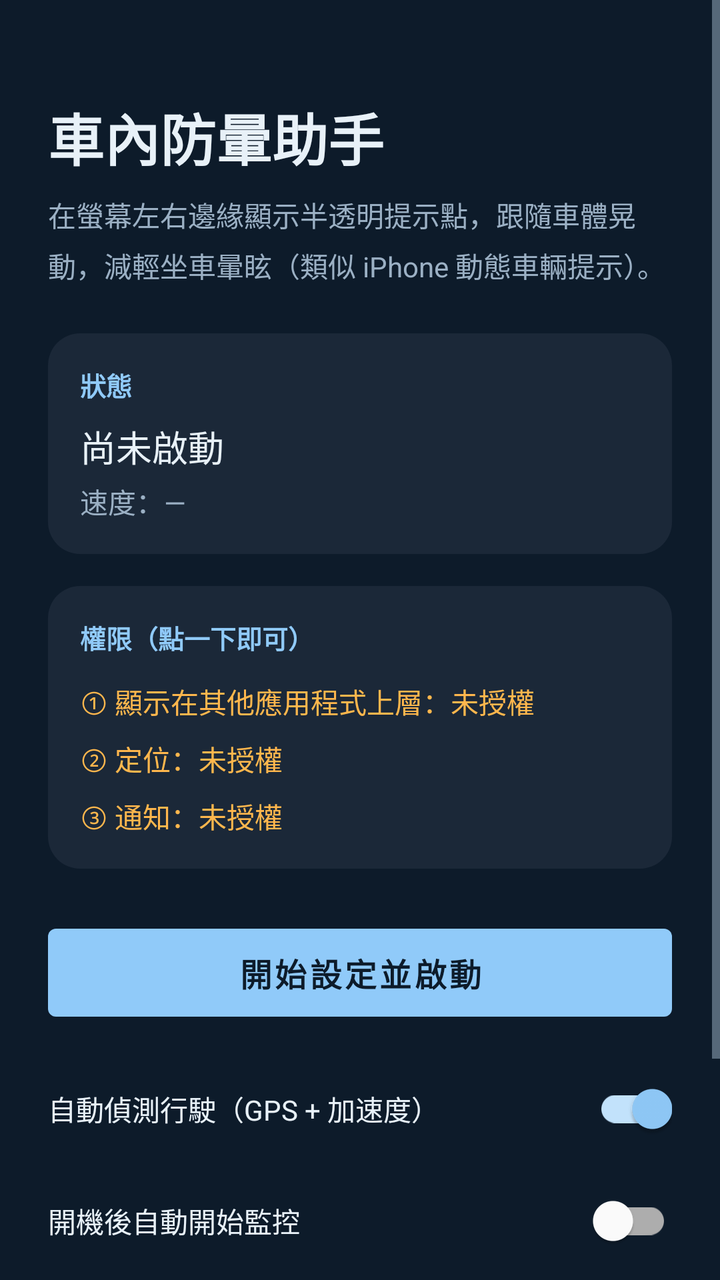
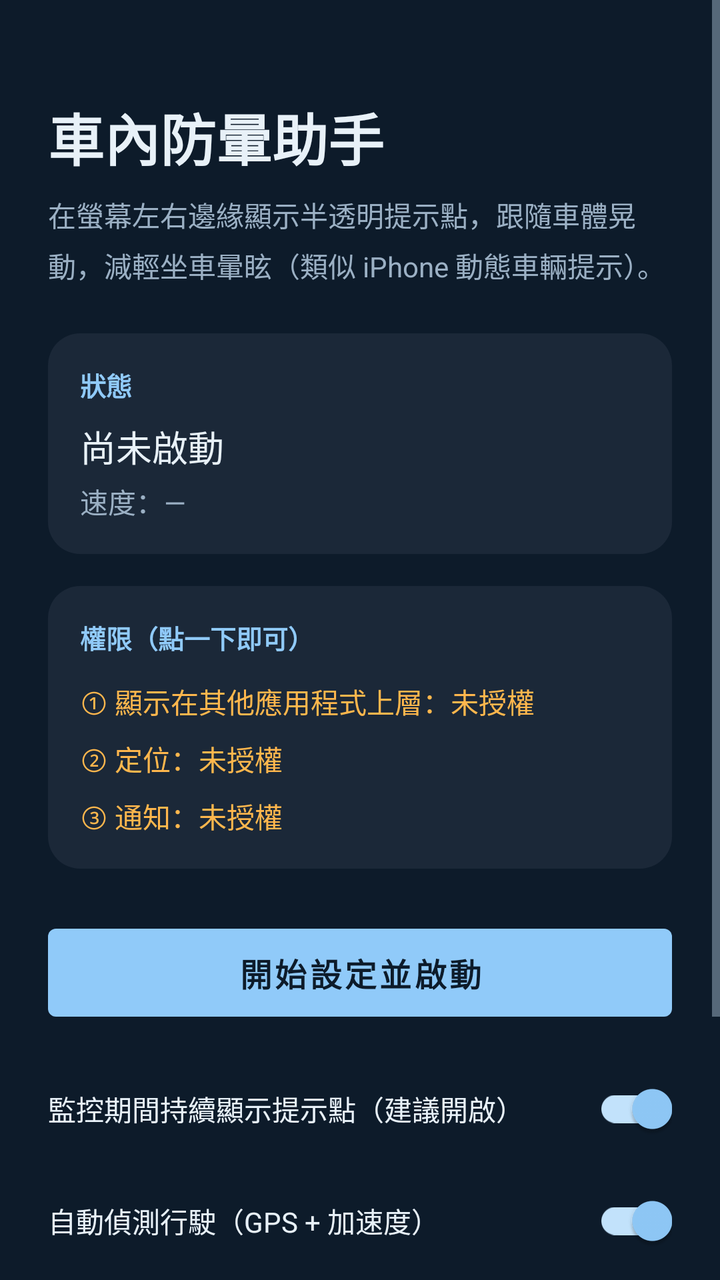

The first picture is an Android layout as it rendered before a commit; the second is the same layout after the commit. The layout source and the unified diff follow.
<!-- AndroidManifest.xml: activity theme Theme.CarAntiSickness -->
<!-- res/layout/activity_main.xml -->
<?xml version="1.0" encoding="utf-8"?>
<ScrollView xmlns:android="http://schemas.android.com/apk/res/android"
    android:layout_width="match_parent"
    android:layout_height="match_parent"
    android:background="@color/bg"
    android:fillViewport="true">

    <LinearLayout
        android:layout_width="match_parent"
        android:layout_height="wrap_content"
        android:orientation="vertical"
        android:padding="24dp">

        <TextView
            android:layout_width="match_parent"
            android:layout_height="wrap_content"
            android:layout_marginTop="24dp"
            android:text="車內防暈助手"
            android:textColor="@color/text_primary"
            android:textSize="28sp"
            android:textStyle="bold" />

        <TextView
            android:layout_width="match_parent"
            android:layout_height="wrap_content"
            android:layout_marginTop="8dp"
            android:text="在螢幕左右邊緣顯示半透明提示點，跟隨車體晃動，減輕坐車暈眩（類似 iPhone 動態車輛提示）。"
            android:textColor="@color/text_secondary"
            android:textSize="14sp"
            android:lineSpacingMultiplier="1.25" />

        <LinearLayout
            android:layout_width="match_parent"
            android:layout_height="wrap_content"
            android:layout_marginTop="24dp"
            android:background="@drawable/bg_card"
            android:orientation="vertical"
            android:padding="16dp">

            <TextView
                android:layout_width="match_parent"
                android:layout_height="wrap_content"
                android:text="狀態"
                android:textColor="@color/accent"
                android:textSize="13sp"
                android:textStyle="bold" />

            <TextView
                android:id="@+id/tvStatus"
                android:layout_width="match_parent"
                android:layout_height="wrap_content"
                android:layout_marginTop="8dp"
                android:text="尚未啟動"
                android:textColor="@color/text_primary"
                android:textSize="18sp" />

            <TextView
                android:id="@+id/tvSpeed"
                android:layout_width="match_parent"
                android:layout_height="wrap_content"
                android:layout_marginTop="4dp"
                android:text="速度：—"
                android:textColor="@color/text_secondary"
                android:textSize="14sp" />
        </LinearLayout>

        <LinearLayout
            android:layout_width="match_parent"
            android:layout_height="wrap_content"
            android:layout_marginTop="16dp"
            android:background="@drawable/bg_card"
            android:orientation="vertical"
            android:padding="16dp">

            <TextView
                android:layout_width="match_parent"
                android:layout_height="wrap_content"
                android:text="權限（點一下即可）"
                android:textColor="@color/accent"
                android:textSize="13sp"
                android:textStyle="bold" />

            <TextView
                android:id="@+id/tvOverlayPerm"
                android:layout_width="match_parent"
                android:layout_height="wrap_content"
                android:layout_marginTop="12dp"
                android:text="① 顯示在其他應用程式上層：未授權"
                android:textColor="@color/warn"
                android:textSize="14sp" />

            <TextView
                android:id="@+id/tvLocationPerm"
                android:layout_width="match_parent"
                android:layout_height="wrap_content"
                android:layout_marginTop="8dp"
                android:text="② 定位：未授權"
                android:textColor="@color/warn"
                android:textSize="14sp" />

            <TextView
                android:id="@+id/tvNotifPerm"
                android:layout_width="match_parent"
                android:layout_height="wrap_content"
                android:layout_marginTop="8dp"
                android:text="③ 通知：未授權"
                android:textColor="@color/warn"
                android:textSize="14sp" />
        </LinearLayout>

        <com.google.android.material.button.MaterialButton
            android:id="@+id/btnSetup"
            android:layout_width="match_parent"
            android:layout_height="56dp"
            android:layout_marginTop="24dp"
            android:text="開始設定並啟動"
            android:textSize="16sp"
            android:textStyle="bold" />

        <com.google.android.material.button.MaterialButton
            android:id="@+id/btnToggle"
            style="@style/Widget.MaterialComponents.Button.OutlinedButton"
            android:layout_width="match_parent"
            android:layout_height="52dp"
            android:layout_marginTop="12dp"
            android:text="暫停 / 繼續"
            android:textColor="@color/accent"
            android:visibility="gone" />

        <com.google.android.material.button.MaterialButton
            android:id="@+id/btnForceOverlay"
            style="@style/Widget.MaterialComponents.Button.TextButton"
            android:layout_width="match_parent"
            android:layout_height="48dp"
            android:layout_marginTop="4dp"
            android:text="強制顯示提示點（測試用）"
            android:textColor="@color/text_secondary"
            android:visibility="gone" />

        <com.google.android.material.switchmaterial.SwitchMaterial
            android:id="@+id/switchAuto"
            android:layout_width="match_parent"
            android:layout_height="wrap_content"
            android:layout_marginTop="16dp"
            android:checked="true"
            android:text="自動偵測行駛（GPS + 加速度）"
            android:textColor="@color/text_primary" />

        <com.google.android.material.switchmaterial.SwitchMaterial
            android:id="@+id/switchBoot"
            android:layout_width="match_parent"
            android:layout_height="wrap_content"
            android:layout_marginTop="8dp"
            android:checked="false"
            android:text="開機後自動開始監控"
            android:textColor="@color/text_primary" />

        <TextView
            android:layout_width="match_parent"
            android:layout_height="wrap_content"
            android:layout_marginTop="24dp"
            android:text="使用方式：授權後將本 App 留在背景，開啟 Line、Chrome 等其他 App。當 GPS 速度約達 15–25 km/h 並持續數秒，左右邊緣會出現半透明提示點。可從通知列暫停。"
            android:textColor="@color/text_secondary"
            android:textSize="13sp"
            android:lineSpacingMultiplier="1.3" />
    </LinearLayout>
</ScrollView>
<!-- resources referenced by this layout -->
<resources>
  <color name="accent">#90CAF9</color>
  <color name="bg">#0D1B2A</color>
  <color name="text_primary">#E8F1F8</color>
  <color name="text_secondary">#9BB0C4</color>
  <color name="warn">#FFB74D</color>
  <!-- drawable bg_card (drawable) -->
  <?xml version="1.0" encoding="utf-8"?>
  <shape xmlns:android="http://schemas.android.com/apk/res/android"
      android:shape="rectangle">
      <solid android:color="@color/surface" />
      <corners android:radius="16dp" />
  </shape>
  <style name="Theme.CarAntiSickness" parent="Theme.MaterialComponents.DayNight.NoActionBar">
          <item name="colorPrimary">@color/accent</item>
          <item name="colorPrimaryVariant">@color/accent_dim</item>
          <item name="colorOnPrimary">@color/bg</item>
          <item name="colorSecondary">@color/accent</item>
          <item name="android:statusBarColor">@color/bg</item>
          <item name="android:navigationBarColor">@color/bg</item>
          <item name="android:windowBackground">@color/bg</item>
          <item name="android:textColorPrimary">@color/text_primary</item>
          <item name="android:textColorSecondary">@color/text_secondary</item>
      </style>
  <color name="surface">#1B2838</color>
  <color name="accent_dim">#4A7BA7</color>
</resources>

<!-- the commit's change to res/layout/activity_main.xml (unified diff, before → after) -->
@@ -137,11 +137,30 @@
             android:textColor="@color/text_secondary"
             android:visibility="gone" />
 
+        <com.google.android.material.button.MaterialButton
+            android:id="@+id/btnBattery"
+            style="@style/Widget.MaterialComponents.Button.OutlinedButton"
+            android:layout_width="match_parent"
+            android:layout_height="48dp"
+            android:layout_marginTop="8dp"
+            android:text="@string/btn_battery"
+            android:textColor="@color/warn"
+            android:visibility="gone" />
+
+        <com.google.android.material.switchmaterial.SwitchMaterial
+            android:id="@+id/switchKeep"
+            android:layout_width="match_parent"
+            android:layout_height="wrap_content"
+            android:layout_marginTop="16dp"
+            android:checked="true"
+            android:text="@string/switch_keep"
+            android:textColor="@color/text_primary" />
+
         <com.google.android.material.switchmaterial.SwitchMaterial
             android:id="@+id/switchAuto"
             android:layout_width="match_parent"
             android:layout_height="wrap_content"
-            android:layout_marginTop="16dp"
+            android:layout_marginTop="8dp"
             android:checked="true"
             android:text="自動偵測行駛（GPS + 加速度）"
             android:textColor="@color/text_primary" />
@@ -159,7 +178,7 @@
             android:layout_width="match_parent"
             android:layout_height="wrap_content"
             android:layout_marginTop="24dp"
-            android:text="使用方式：授權後將本 App 留在背景，開啟 Line、Chrome 等其他 App。當 GPS 速度約達 15–25 km/h 並持續數秒，左右邊緣會出現半透明提示點。可從通知列暫停。"
+            android:text="使用方式：點「開始設定並啟動」授權疊加層後即可背景執行。建議關閉電池優化，並開啟「監控期間持續顯示」。可從通知列暫停／停止。強制顯示不需定位。"
             android:textColor="@color/text_secondary"
             android:textSize="13sp"
             android:lineSpacingMultiplier="1.3" />
<!-- resource entries referenced after the edit -->
@@ -12,6 +12,8 @@
       <solid android:color="@color/surface" />
       <corners android:radius="16dp" />
   </shape>
+  <string name="btn_battery">關閉電池優化（避免中途消失）</string>
+  <string name="switch_keep">監控期間持續顯示提示點（建議開啟）</string>
   <style name="Theme.CarAntiSickness" parent="Theme.MaterialComponents.DayNight.NoActionBar">
           <item name="colorPrimary">@color/accent</item>
           <item name="colorPrimaryVariant">@color/accent_dim</item>
